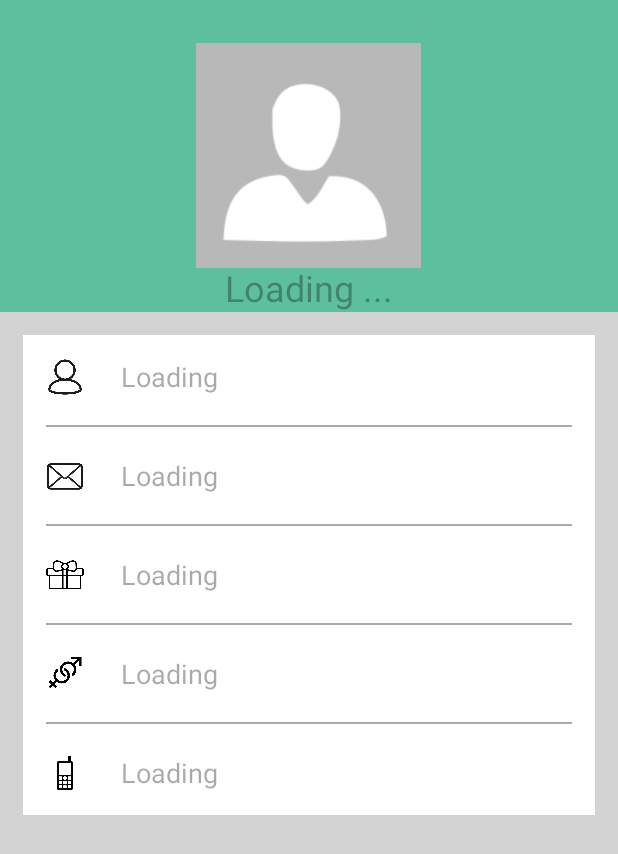
After one commit to guerfala/JardinEnfantMobile, an Android app: the UserProfileActivity screen opened directly, with no data from a screen before it, on a phone screen of 412 x 824 dp. The commit adds this screen. Shown: the top 854 px of the screen. Run offline under Robolectric (Android 15) with nearby library versions, the phone set to English and light mode, and no system bars; our stand-ins replace Firebase (no records; nobody signed in at launch, a user with empty details on screens opened directly).

Commit message:
user profile

```diff
--- a/app/src/main/AndroidManifest.xml
+++ b/app/src/main/AndroidManifest.xml
@@ -12,6 +12,9 @@
         android:supportsRtl="true"
         android:theme="@style/Theme.JardinEnfantMobile"
         tools:targetApi="31">
+        <activity
+            android:name=".UserProfileActivity"
+            android:exported="false" />
         <activity
             android:name=".LoginActivity"
             android:exported="false" />
--- a/app/src/main/java/com/example/jardinenfantmobile/LoginActivity.java
+++ b/app/src/main/java/com/example/jardinenfantmobile/LoginActivity.java
@@ -115,6 +115,9 @@ public class LoginActivity extends AppCompatActivity {
                     if (firebaseUser.isEmailVerified()){
                         Toast.makeText(LoginActivity.this, "You are logged in now", Toast.LENGTH_SHORT).show();
 
+                        //start the userprofileActivity
+                        startActivity(new Intent(LoginActivity.this, UserProfileActivity.class));
+                        finish();   //close LoginActivity
                     }else {
                         firebaseUser.sendEmailVerification();
                         authProfile.signOut();
@@ -162,4 +165,18 @@ public class LoginActivity extends AppCompatActivity {
 
         alertDialog.show();
     }
+
+    @Override
+    protected void onStart() {
+        super.onStart();
+        if (authProfile.getCurrentUser() != null) {
+            Toast.makeText(LoginActivity.this, "Already logged in", Toast.LENGTH_SHORT).show();
+
+            //start the userprofileActivity
+            startActivity(new Intent(LoginActivity.this, UserProfileActivity.class));
+            finish();   //close LoginActivity
+        } else {
+            Toast.makeText(LoginActivity.this, "You can login now !", Toast.LENGTH_SHORT).show();
+        }
+    }
 }
--- a/app/src/main/java/com/example/jardinenfantmobile/ReadWriteUserDetails.java
+++ b/app/src/main/java/com/example/jardinenfantmobile/ReadWriteUserDetails.java
@@ -3,6 +3,7 @@ package com.example.jardinenfantmobile;
 public class ReadWriteUserDetails {
     public String doB, gender, mobile;
 
+    public ReadWriteUserDetails(){};
     public ReadWriteUserDetails(String textdoB, String textGender, String textMobile){
         this.doB = textdoB;
         this.gender = textGender;
--- a/app/src/main/java/com/example/jardinenfantmobile/RegisterActivity.java
+++ b/app/src/main/java/com/example/jardinenfantmobile/RegisterActivity.java
@@ -1,6 +1,7 @@
 package com.example.jardinenfantmobile;
 
 import android.app.DatePickerDialog;
+import android.content.Intent;
 import android.os.Bundle;
 import android.text.TextUtils;
 import android.util.Log;
@@ -200,12 +201,12 @@ public class RegisterActivity extends AppCompatActivity {
 
                                         Toast.makeText(RegisterActivity.this, "User registred successfully. Please verify your email", Toast.LENGTH_LONG).show();
 
-                                        /*//open user profile after registration
+                                        //open user profile after registration
                                         Intent intent = new Intent(RegisterActivity.this, UserProfileActivity.class);
                                         intent.setFlags(Intent.FLAG_ACTIVITY_CLEAR_TOP | Intent.FLAG_ACTIVITY_CLEAR_TASK
                                                         | Intent.FLAG_ACTIVITY_NEW_TASK);
                                         startActivity(intent);
-                                        finish();*/
+                                        finish();
 
                                     } else {
                                         // Log the failure
--- /dev/null
+++ b/app/src/main/java/com/example/jardinenfantmobile/UserProfileActivity.java
@@ -0,0 +1,90 @@
+package com.example.jardinenfantmobile;
+
+import android.os.Bundle;
+import android.view.View;
+import android.widget.ImageView;
+import android.widget.ProgressBar;
+import android.widget.TextView;
+import android.widget.Toast;
+
+import androidx.activity.EdgeToEdge;
+import androidx.annotation.NonNull;
+import androidx.appcompat.app.AppCompatActivity;
+import androidx.core.graphics.Insets;
+import androidx.core.view.ViewCompat;
+import androidx.core.view.WindowInsetsCompat;
+
+import com.google.firebase.auth.FirebaseAuth;
+import com.google.firebase.auth.FirebaseUser;
+import com.google.firebase.database.DataSnapshot;
+import com.google.firebase.database.DatabaseError;
+import com.google.firebase.database.DatabaseReference;
+import com.google.firebase.database.FirebaseDatabase;
+import com.google.firebase.database.ValueEventListener;
+
+public class UserProfileActivity extends AppCompatActivity {
+
+    private TextView textViewWelcome, textViewFullName, textViewEmail, textViewDoB, textViewGender, textViewMobile;
+    private ProgressBar progressBar;
+    private String fullName, email, dob, gender, mobile;
+    private ImageView imageView;
+    private FirebaseAuth authProfile;
+
+    @Override
+    protected void onCreate(Bundle savedInstanceState) {
+        super.onCreate(savedInstanceState);
+        setContentView(R.layout.activity_user_profile);
+
+        textViewWelcome = findViewById(R.id.textView_show_welcome);
+        textViewFullName = findViewById(R.id.textView_show_full_name);
+        textViewEmail = findViewById(R.id.textView_show_email);
+        textViewDoB = findViewById(R.id.textView_show_dob);
+        textViewGender = findViewById(R.id.textView_show_gender);
+        textViewMobile = findViewById(R.id.textView_show_mobile);
+        progressBar = findViewById(R.id.progressBar);
+
+        authProfile = FirebaseAuth.getInstance();
+        FirebaseUser firebaseUser = authProfile.getCurrentUser();
+
+        if (firebaseUser == null){
+            Toast.makeText(UserProfileActivity.this, "Something went wrong ! User's details are not available at the moment", Toast.LENGTH_LONG).show();
+        } else {
+            progressBar.setVisibility(View.VISIBLE);
+            showUserprofile(firebaseUser);
+        }
+    }
+
+    private void showUserprofile(FirebaseUser firebaseUser) {
+        String userID = firebaseUser.getUid();
+
+        //Extracting User Reference from Database for "Registered Users"
+        DatabaseReference referenceProfile = FirebaseDatabase.getInstance().getReference("Registered Users");
+        referenceProfile.child(userID).addListenerForSingleValueEvent(new ValueEventListener() {
+            @Override
+            public void onDataChange(@NonNull DataSnapshot snapshot) {
+                ReadWriteUserDetails readUserDetails = snapshot.getValue(ReadWriteUserDetails.class);
+                if (readUserDetails != null){
+                    fullName = firebaseUser.getDisplayName();
+                    email = firebaseUser.getEmail();
+                    dob = readUserDetails.doB;
+                    gender = readUserDetails.gender;
+                    mobile = readUserDetails.mobile;
+
+                    textViewWelcome.setText("Welcome, " + fullName + "!");
+                    textViewFullName.setText(fullName);
+                    textViewEmail.setText(email);
+                    textViewDoB.setText(dob);
+                    textViewMobile.setText(mobile);
+                    textViewGender.setText(gender);
+                }
+                progressBar.setVisibility(View.GONE);
+            }
+
+            @Override
+            public void onCancelled(@NonNull DatabaseError error) {
+                Toast.makeText(UserProfileActivity.this, "Something went wrong !", Toast.LENGTH_LONG).show();
+                progressBar.setVisibility(View.GONE);
+            }
+        });
+    }
+}
--- /dev/null
+++ b/app/src/main/res/layout/activity_user_profile.xml
@@ -0,0 +1,190 @@
+<?xml version="1.0" encoding="utf-8"?>
+<ScrollView xmlns:android="http://schemas.android.com/apk/res/android"
+    xmlns:app="http://schemas.android.com/apk/res-auto"
+    xmlns:tools="http://schemas.android.com/tools"
+    android:id="@+id/main"
+    android:layout_width="match_parent"
+    android:layout_height="match_parent"
+    tools:context=".UserProfileActivity"
+    android:background="@color/light_gray">
+
+    <LinearLayout
+        android:layout_width="match_parent"
+        android:layout_height="wrap_content"
+        android:orientation="vertical">
+
+        <RelativeLayout
+            android:layout_width="match_parent"
+            android:layout_height="wrap_content"
+            android:background="#5CC09F">
+
+            <ImageView
+                android:layout_width="150dp"
+                android:layout_height="150dp"
+                android:id="@+id/imageView_profile_dp"
+                android:layout_centerInParent="true"
+                android:background="@drawable/no_profile_pic"/>
+
+            <TextView
+                android:layout_width="wrap_content"
+                android:layout_height="wrap_content"
+                android:id="@+id/textView_show_welcome"
+                android:layout_below="@+id/imageView_profile_dp"
+                android:hint="Loading ..."
+                android:layout_centerHorizontal="true"
+                android:layout_marginTop="25dp"
+                android:textAppearance="@style/TextAppearance.AppCompat.Headline"
+                android:textColor="@color/white"/>
+
+        </RelativeLayout>
+
+        <RelativeLayout
+            android:layout_width="match_parent"
+            android:layout_height="match_parent"
+            android:padding="15dp"
+            android:layout_margin="15dp"
+            android:background="@color/white">
+
+            <!--- Show Name -->
+            <ImageView
+                android:layout_width="25dp"
+                android:layout_height="25dp"
+                android:id="@+id/ic_profile"
+                android:background="@drawable/ic_profile"/>
+
+            <TextView
+                android:layout_width="wrap_content"
+                android:layout_height="wrap_content"
+                android:id="@+id/textView_show_full_name"
+                android:layout_alignStart="@+id/ic_profile"
+                android:hint="Loading"
+                android:layout_marginStart="50dp"
+                android:textSize="18sp"/>
+
+            <View
+                android:layout_width="match_parent"
+                android:layout_height="1dp"
+                android:layout_marginTop="20dp"
+                android:layout_below="@+id/textView_show_full_name"
+                android:background="@android:color/darker_gray"
+                android:id="@+id/divider_name"/>
+
+            <!--- Show Email -->
+            <ImageView
+                android:layout_width="25dp"
+                android:layout_height="25dp"
+                android:id="@+id/ic_email"
+                android:background="@drawable/ic_email"
+                android:layout_below="@+id/divider_name"
+                android:layout_marginTop="20dp"/>
+
+            <TextView
+                android:layout_width="wrap_content"
+                android:layout_height="wrap_content"
+                android:id="@+id/textView_show_email"
+                android:layout_alignStart="@+id/ic_email"
+                android:hint="Loading"
+                android:layout_marginStart="50dp"
+                android:layout_marginTop="20dp"
+                android:layout_below="@+id/divider_name"
+                android:textSize="18sp"/>
+
+            <View
+                android:layout_width="match_parent"
+                android:layout_height="1dp"
+                android:layout_marginTop="20dp"
+                android:layout_below="@+id/textView_show_email"
+                android:background="@android:color/darker_gray"
+                android:id="@+id/divider_email"/>
+
+            <!--- Show DoB -->
+            <ImageView
+                android:layout_width="25dp"
+                android:layout_height="25dp"
+                android:id="@+id/ic_dob"
+                android:background="@drawable/ic_birthday"
+                android:layout_below="@+id/divider_email"
+                android:layout_marginTop="20dp"/>
+
+            <TextView
+                android:layout_width="wrap_content"
+                android:layout_height="wrap_content"
+                android:id="@+id/textView_show_dob"
+                android:layout_alignStart="@+id/ic_dob"
+                android:hint="Loading"
+                android:layout_marginStart="50dp"
+                android:layout_marginTop="20dp"
+                android:layout_below="@+id/divider_email"
+                android:textSize="18sp"/>
+
+            <View
+                android:layout_width="match_parent"
+                android:layout_height="1dp"
+                android:layout_marginTop="20dp"
+                android:layout_below="@+id/textView_show_dob"
+                android:background="@android:color/darker_gray"
+                android:id="@+id/divider_dob"/>
+
+            <!--- Show Gender -->
+            <ImageView
+                android:layout_width="25dp"
+                android:layout_height="25dp"
+                android:id="@+id/ic_gender"
+                android:background="@drawable/ic_gender"
+                android:layout_below="@+id/divider_dob"
+                android:layout_marginTop="20dp"/>
+
+            <TextView
+                android:layout_width="wrap_content"
+                android:layout_height="wrap_content"
+                android:id="@+id/textView_show_gender"
+                android:layout_alignStart="@+id/ic_gender"
+                android:hint="Loading"
+                android:layout_marginStart="50dp"
+                android:layout_marginTop="20dp"
+                android:layout_below="@+id/divider_dob"
+                android:textSize="18sp"/>
+
+            <View
+                android:layout_width="match_parent"
+                android:layout_height="1dp"
+                android:layout_marginTop="20dp"
+                android:layout_below="@+id/textView_show_gender"
+                android:background="@android:color/darker_gray"
+                android:id="@+id/divider_gender"/>
+
+            <!--- Show Mobile -->
+            <ImageView
+                android:layout_width="25dp"
+                android:layout_height="25dp"
+                android:id="@+id/ic_mobile"
+                android:background="@drawable/ic_mobile"
+                android:layout_below="@+id/divider_gender"
+                android:layout_marginTop="20dp"/>
+
+            <TextView
+                android:layout_width="wrap_content"
+                android:layout_height="wrap_content"
+                android:id="@+id/textView_show_mobile"
+                android:layout_alignStart="@+id/ic_mobile"
+                android:hint="Loading"
+                android:layout_marginStart="50dp"
+                android:layout_marginTop="20dp"
+                android:layout_below="@+id/divider_gender"
+                android:textSize="18sp"/>
+
+            <ProgressBar
+                android:layout_width="wrap_content"
+                android:layout_height="wrap_content"
+                android:id="@+id/progressBar"
+                style="?android:attr/progressBarStyleLarge"
+                android:layout_centerVertical="true"
+                android:layout_centerHorizontal="true"
+                android:elevation="10dp"
+                android:visibility="gone"/>
+
+        </RelativeLayout>
+
+    </LinearLayout>
+
+</ScrollView>
```
Also changed, not shown: app/src/main/res/drawable/ic_birthday.png (added), app/src/main/res/drawable/ic_email.png (added), app/src/main/res/drawable/ic_gender.png (added), app/src/main/res/drawable/ic_mobile.png (added), app/src/main/res/drawable/ic_profile.png (added), app/src/main/res/drawable/no_profile_pic.png (added).
